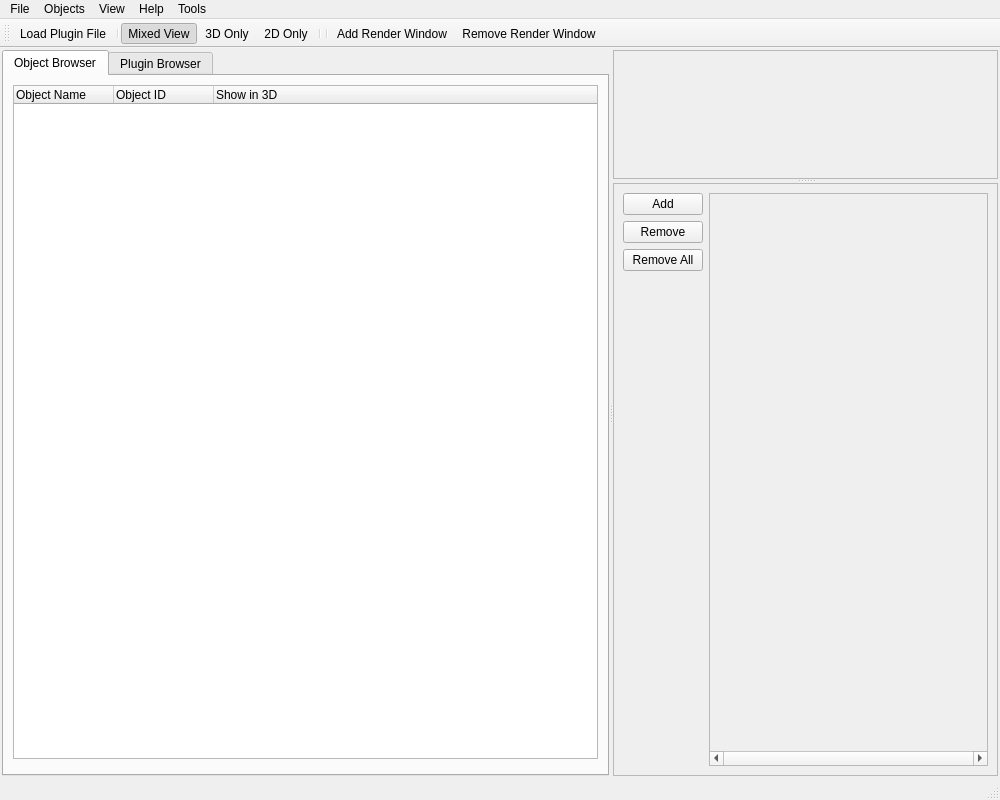
Old version of the form rtUI/rtMainWindow.ui in the repository pengwg/vurtigo.
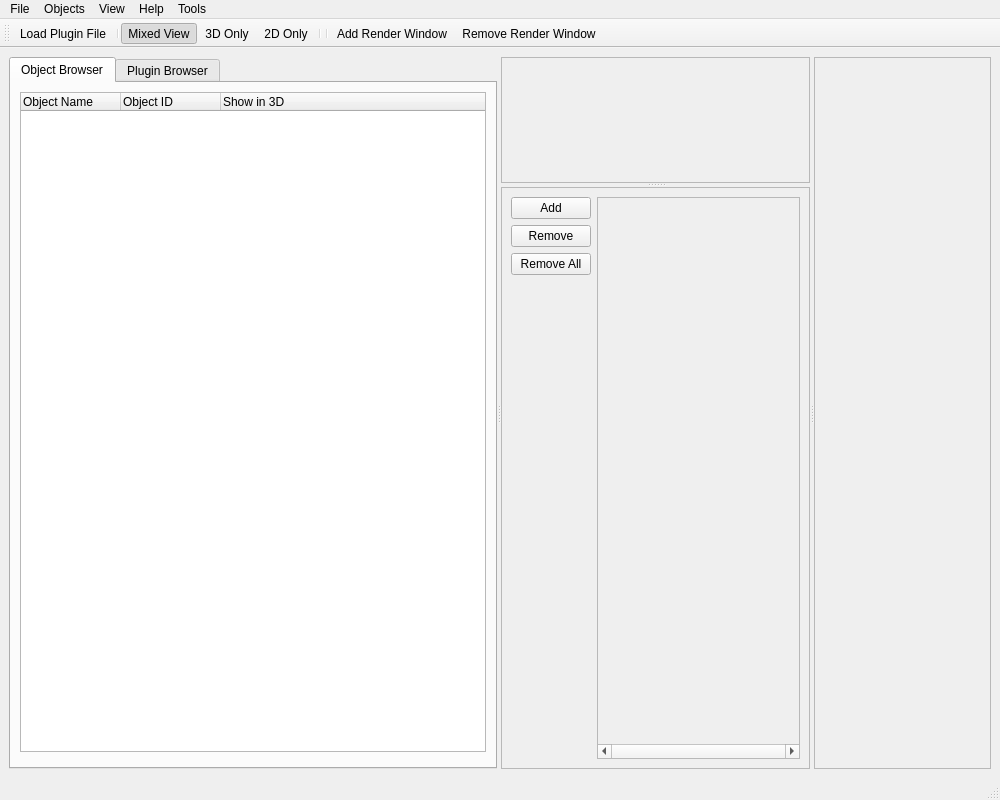
New version of the form.

Commit message: 2D Plots in Vurtigo

The edit to the form file:
```diff
--- a/rtUI/rtMainWindow.ui
+++ b/rtUI/rtMainWindow.ui
@@ -14,14 +14,12 @@
    <string>Vurtigo</string>
   </property>
   <widget class="QWidget" name="mainWinCentralWidget">
-   <layout class="QVBoxLayout" name="verticalLayout_3">
-    <property name="spacing">
-     <number>0</number>
-    </property>
-    <property name="margin">
-     <number>2</number>
-    </property>
+   <layout class="QHBoxLayout" name="horizontalLayout_3">
     <item>
+     <widget class="QSplitter" name="plotSplitter">
+      <property name="orientation">
+       <enum>Qt::Horizontal</enum>
+      </property>
      <widget class="QSplitter" name="mainRLSplitter">
       <property name="orientation">
        <enum>Qt::Horizontal</enum>
@@ -204,8 +202,8 @@
                  <rect>
                   <x>0</x>
                   <y>0</y>
-                  <width>297</width>
-                  <height>566</height>
+                   <width>275</width>
+                   <height>554</height>
                  </rect>
                 </property>
                 <property name="sizePolicy">
@@ -225,6 +223,15 @@
        </widget>
        <widget class="QWidget" name="view3D"/>
        <widget class="QWidget" name="view2D"/>
+       </widget>
+      </widget>
+      <widget class="QFrame" name="plotFrame">
+       <property name="frameShape">
+        <enum>QFrame::StyledPanel</enum>
+       </property>
+       <property name="frameShadow">
+        <enum>QFrame::Raised</enum>
+       </property>
       </widget>
      </widget>
     </item>
```
Lines whose indentation alone changed are shown as unchanged. The commit also changes 13 other files.
